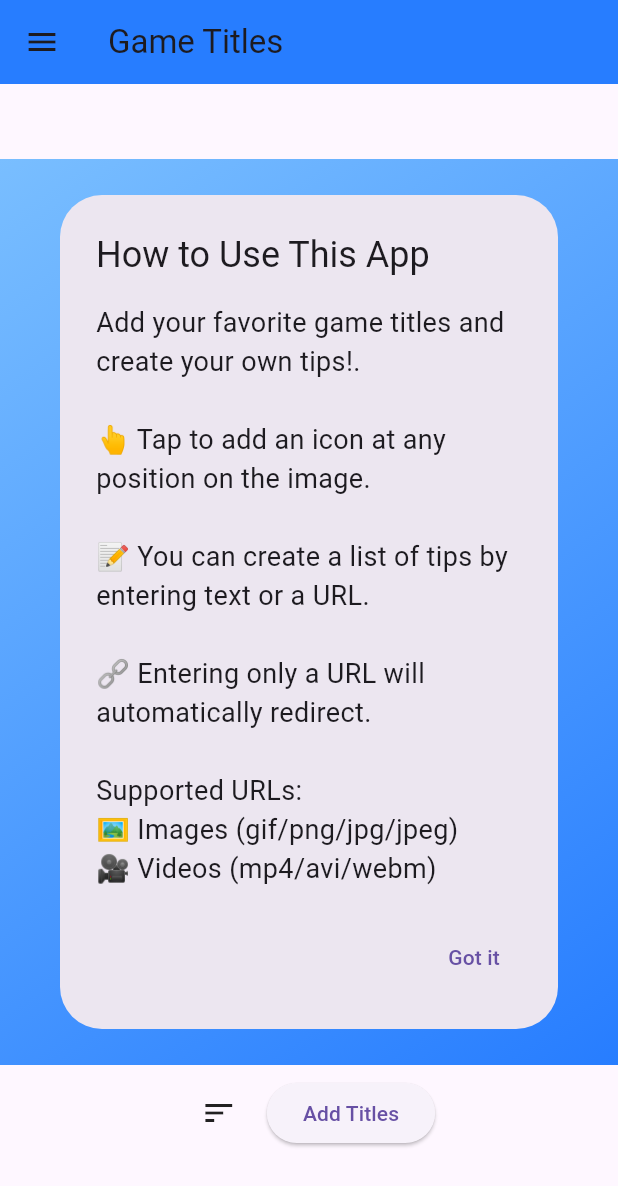
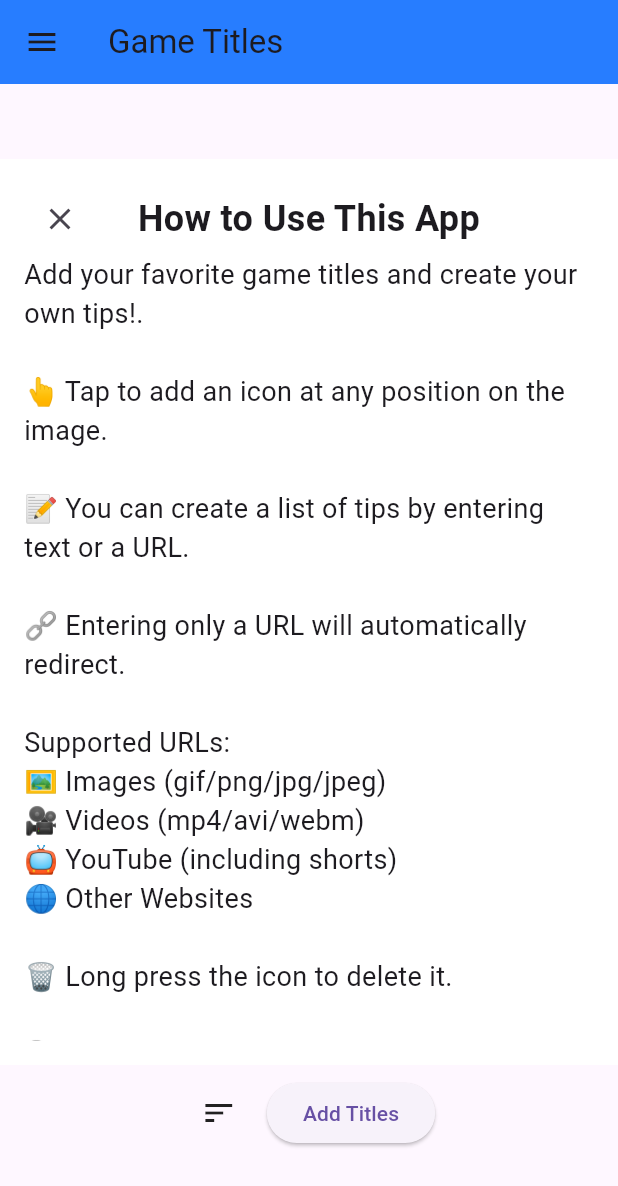
Before and after one commit to FYno52/game_tips_manager, a Flutter app: the screen it shows after launch, on a phone screen of 412 x 824 dp. Shown: the top 1186 px of the screen. Run offline on Flutter 3.47's test engine with Material 3 defaults, Android fonts, the phone set to English and light mode, and no system bars; our stand-ins replace chewie, flutter_markdown, go_router, google_mobile_ads, image_picker, shared_preferences and 2 more; missing offline and left inert: flex_color_picker; network calls fail.

Commit message:
説明ダイアログを大画面に修正。閉じてもアプリごと落ちない様にしてある。

```diff
--- a/lib/screens/tips_start_title_screen.dart
+++ b/lib/screens/tips_start_title_screen.dart
@@ -397,7 +397,7 @@ class _TipsStartTitleScreenState extends State<TipsStartTitleScreen> {
                     ),
                   ],
                 ),
-                if (_showIntro) _buildIntroDialog(),
+                if (_showIntro) _buildIntroContent(),
               ],
             ),
           ),
@@ -445,16 +445,43 @@ class _TipsStartTitleScreenState extends State<TipsStartTitleScreen> {
     );
   }
 
-  Widget _buildIntroDialog() {
-    return Center(
-      child: AlertDialog(
-        title: const Text('How to Use This App'),
-        content: const IntrinsicHeight(
+  void _hideIntroContent() {
+    setState(() {
+      _showIntro = false;
+    });
+  }
+
+  Widget _buildIntroContent() {
+    return Container(
+      color: Colors.white, // 背景色を設定
+      child: Center(
+        child: Padding(
+          padding: const EdgeInsets.all(16.0),
           child: SingleChildScrollView(
             child: Column(
-              mainAxisSize: MainAxisSize.min,
+              mainAxisAlignment: MainAxisAlignment.center,
               children: [
-                Text(
+                Row(
+                  mainAxisAlignment: MainAxisAlignment.spaceBetween,
+                  children: [
+                    IconButton(
+                      icon: const Icon(Icons.close),
+                      onPressed: _hideIntroContent,
+                    ),
+                    const Expanded(
+                      child: Text(
+                        'How to Use This App', // タイトルを追加
+                        style: TextStyle(
+                          fontSize: 24,
+                          fontWeight: FontWeight.bold,
+                        ),
+                        textAlign: TextAlign.center, // タイトルを中央揃え
+                      ),
+                    ),
+                    const SizedBox(width: 48), // アイコンのサイズと同じスペースを確保
+                  ],
+                ),
+                const Text(
                   '''Add your favorite game titles and create your own tips!.
 
 👆 Tap to add an icon at any position on the image.
@@ -476,16 +503,15 @@ Supported URLs:
 🐔 Enjoy!''',
                   style: TextStyle(fontSize: 18),
                 ),
+                const SizedBox(height: 20),
+                ElevatedButton(
+                  onPressed: _hideIntroContent,
+                  child: const Text('Got it'),
+                ),
               ],
             ),
           ),
         ),
-        actions: [
-          TextButton(
-            onPressed: _closeIntroDialog,
-            child: const Text('Got it'),
-          ),
-        ],
       ),
     );
   }
```
